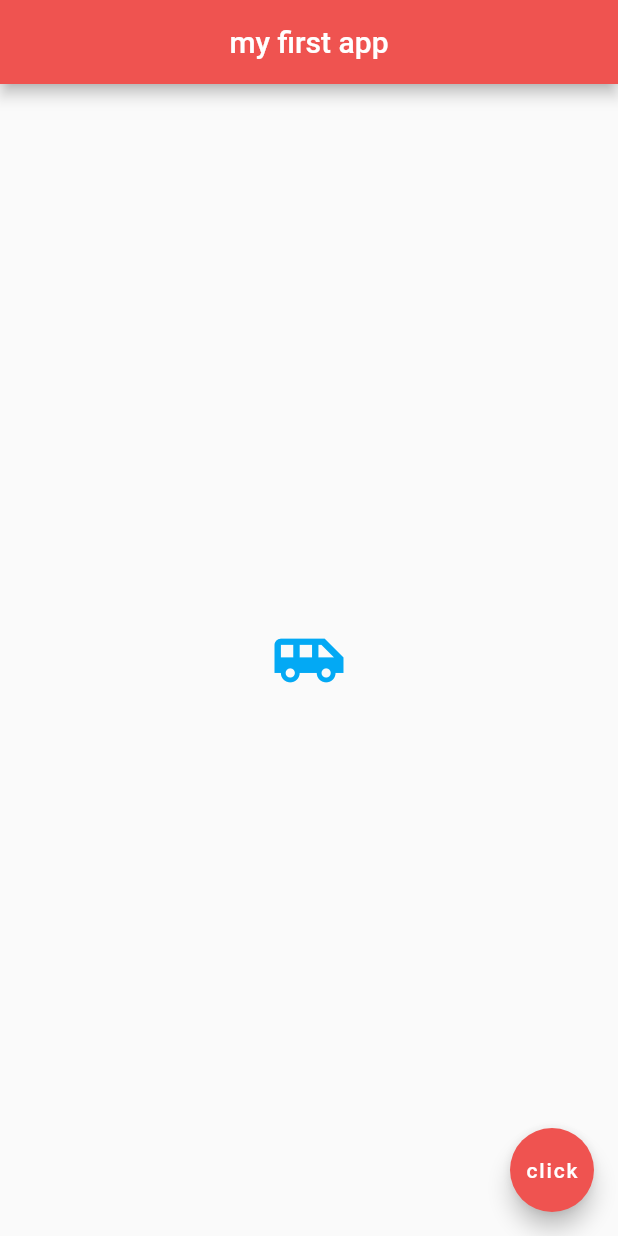
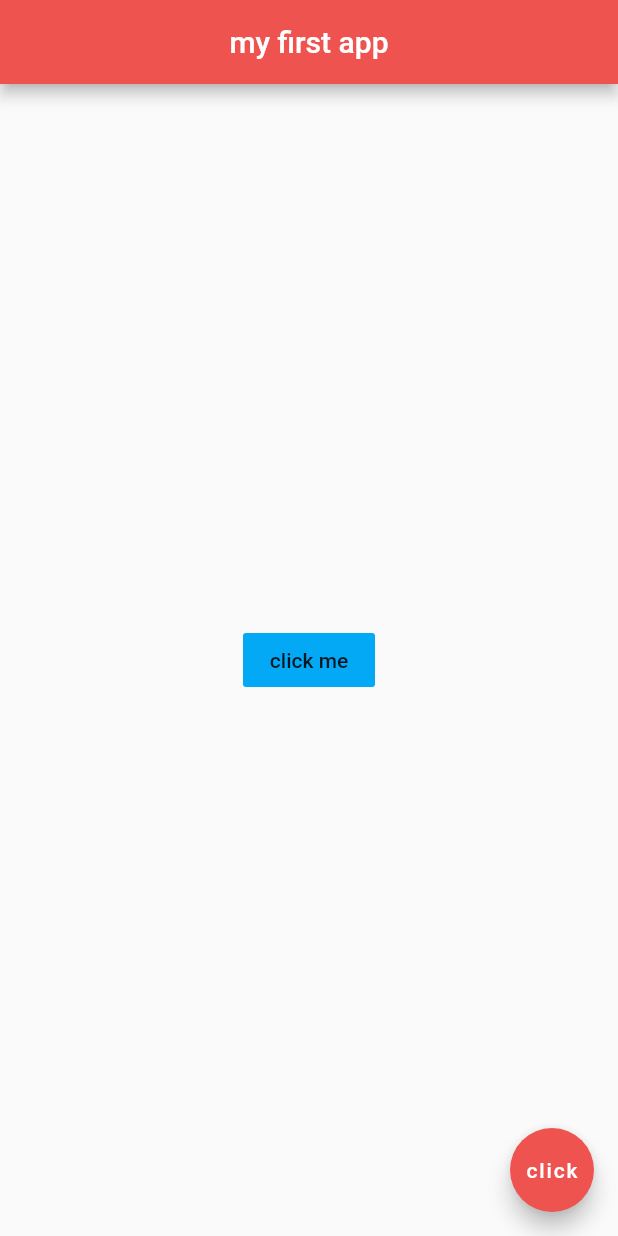
Before and after one commit to taufanbasri/flutter-basic, a Flutter app: the screen it shows after launch, on a phone screen of 412 x 824 dp. Run offline on Flutter 3.47's test engine with Material 2 defaults, Android fonts, the phone set to English and light mode, and no system bars.

Commit message:
Button Basic

```diff
--- a/lib/main.dart
+++ b/lib/main.dart
@@ -14,10 +14,12 @@ class Home extends StatelessWidget {
         backgroundColor: Colors.red[400],
       ),
       body: Center(
-        child: Icon(
-          Icons.airport_shuttle,
+        child: FlatButton(
+          onPressed: () {
+            print('you clicked me!');
+          },
+          child: Text('click me'),
           color: Colors.lightBlue,
-          size: 50.0,
         ),
       ),
       floatingActionButton: FloatingActionButton(
```
